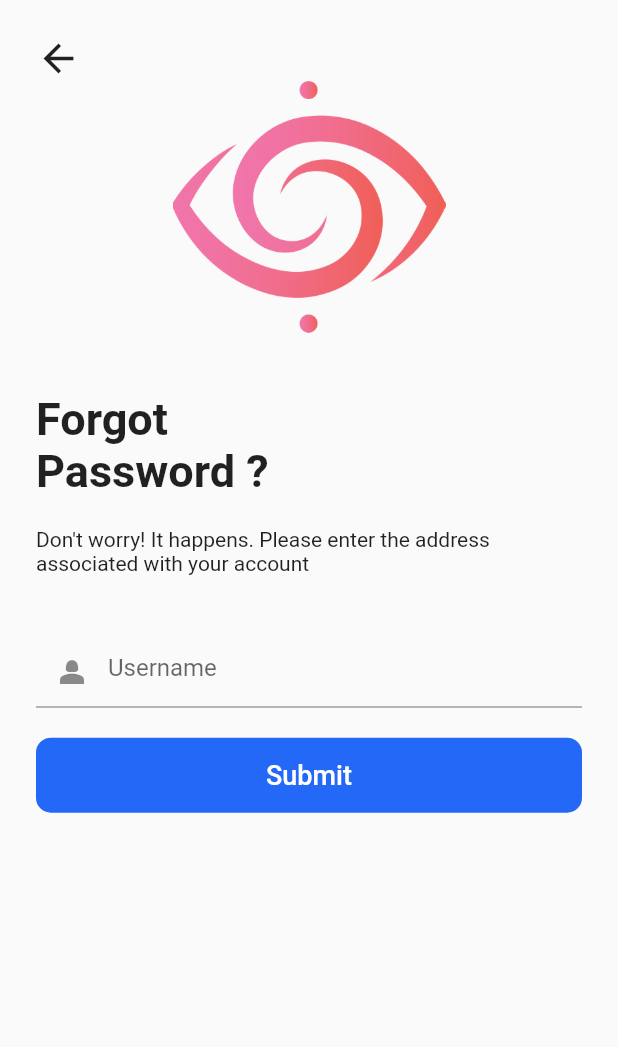
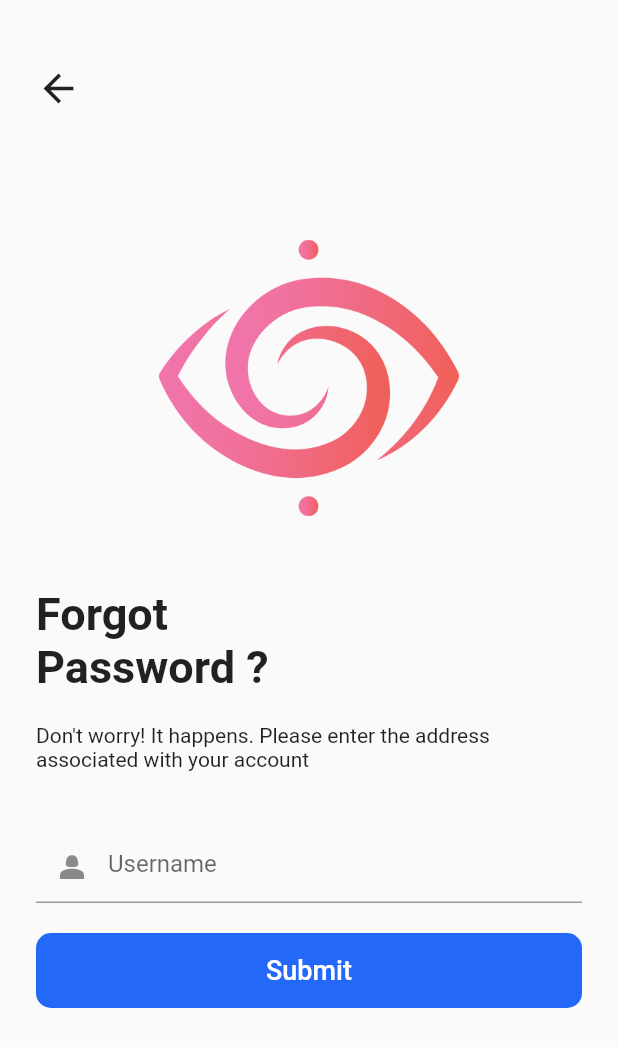
Before and after one commit to lephuochoai/app_flutter_1, a Flutter app: the screen it shows after launch, after a tap on "Forgot Password", on a phone screen of 412 x 824 dp. Shown: the top 1047 px of the screen. Run offline on Flutter 3.47's test engine with Material 2 defaults, Android fonts, the phone set to English and light mode, and no system bars; our stand-ins replace go_router, hive; accounts and stored records are empty.

```diff
--- a/lib/screen/auth/forgot-password/ForgotPassword.dart
+++ b/lib/screen/auth/forgot-password/ForgotPassword.dart
@@ -23,26 +23,19 @@ class _ForgotPasswordState extends State<ForgotPassword> {
       body: SafeArea(
         child: Padding(
             padding: const EdgeInsets.all(24),
-          child: Column(
-            crossAxisAlignment: CrossAxisAlignment.start,
+            child: Stack(
               children: [
-              InkWell(
-                onTap: goBack,
-                child: const Icon(Icons.arrow_back, size: 30),
-              ),
                 Center(
                   child: SingleChildScrollView(
                     child: Column(
                       crossAxisAlignment: CrossAxisAlignment.start,
                       mainAxisAlignment: MainAxisAlignment.end,
                       children: [
-                    SizedBox(
-                      width: double.infinity,
-                      child: Center(
-                        child: FractionallySizedBox(
-                          widthFactor: 0.5,
+                        Center(
+                          child: SizedBox(
+                            width: 200,
+                            height: 200,
                             child: Image.asset('assets/images/logos/logo.png'),
-                        ),
                           ),
                         ),
                         const SizedBox(height: 40),
@@ -78,10 +71,18 @@ class _ForgotPasswordState extends State<ForgotPassword> {
                         ),
                       ],
                     ),
-              ))
-            ],
                   ),
                 ),
+                Positioned(
+                  top: 20,
+                  left: 0,
+                  child: InkWell(
+                    onTap: goBack,
+                    child: const Icon(Icons.arrow_back, size: 30),
+                  ),
+                ),
+              ],
+            )),
       ),
     );
   }
--- a/lib/screen/auth/login/login.dart
+++ b/lib/screen/auth/login/login.dart
@@ -65,30 +65,26 @@ class _LoginState extends State<Login> {
         body: SafeArea(
             child: Padding(
                 padding: const EdgeInsets.all(24),
+                child: Center(
+                  child: Form(
+                    child: SingleChildScrollView(
+                      key: formKey,
                       child: Column(
                         crossAxisAlignment: CrossAxisAlignment.start,
                         children: [
                           Center(
-            child: SingleChildScrollView(
-              child: Form(
-                key: formKey,
-                child: Column(
-                  crossAxisAlignment: CrossAxisAlignment.start,
-                  children: [
-                    SizedBox(
-                      width: double.infinity,
-                      child: Center(
-                        child: FractionallySizedBox(
-                          widthFactor: 0.5,
-                          child: Image.asset('assets/images/logos/logo.png'),
-                        ),
+                            child: SizedBox(
+                              width: 200,
+                              height: 200,
+                              child:
+                                  Image.asset('assets/images/logos/logo.png'),
                             ),
                           ),
                           const SizedBox(height: 40),
                           const Text(
                             'Login',
-                      style:
-                          TextStyle(fontSize: 30, fontWeight: FontWeight.bold),
+                            style: TextStyle(
+                                fontSize: 30, fontWeight: FontWeight.bold),
                           ),
                           const SizedBox(height: 40),
                           BaseTextField(
@@ -111,7 +107,9 @@ class _LoginState extends State<Login> {
                                 });
                               },
                               child: Icon(
-                          isPassShow ? Icons.visibility : Icons.visibility_off,
+                                isPassShow
+                                    ? Icons.visibility
+                                    : Icons.visibility_off,
                               ),
                             ),
                             onSaved: (value) {
@@ -218,9 +216,6 @@ class _LoginState extends State<Login> {
                       ),
                     ),
                   ),
-          )
-        ],
-      ),
-    )));
+                ))));
   }
 }
--- a/lib/screen/auth/register/register.validator.dart
+++ b/lib/screen/auth/register/register.validator.dart
@@ -1,5 +1,9 @@
 String? emailValidator(String? value) {
   if (value == null || value.isEmpty) return 'Please enter the email';
+
+  if (!RegExp(r'^[\w-\.]+@([\w-]+\.)+[\w-]{2,4}$').hasMatch(value)) {
+    return 'Please enter a valid email';
+  }
 
   return null;
 }
```
Also changed, not shown: lib/screen/auth/register/register.dart (+23 -20 lines). Lines whose indentation alone changed are shown as unchanged.
